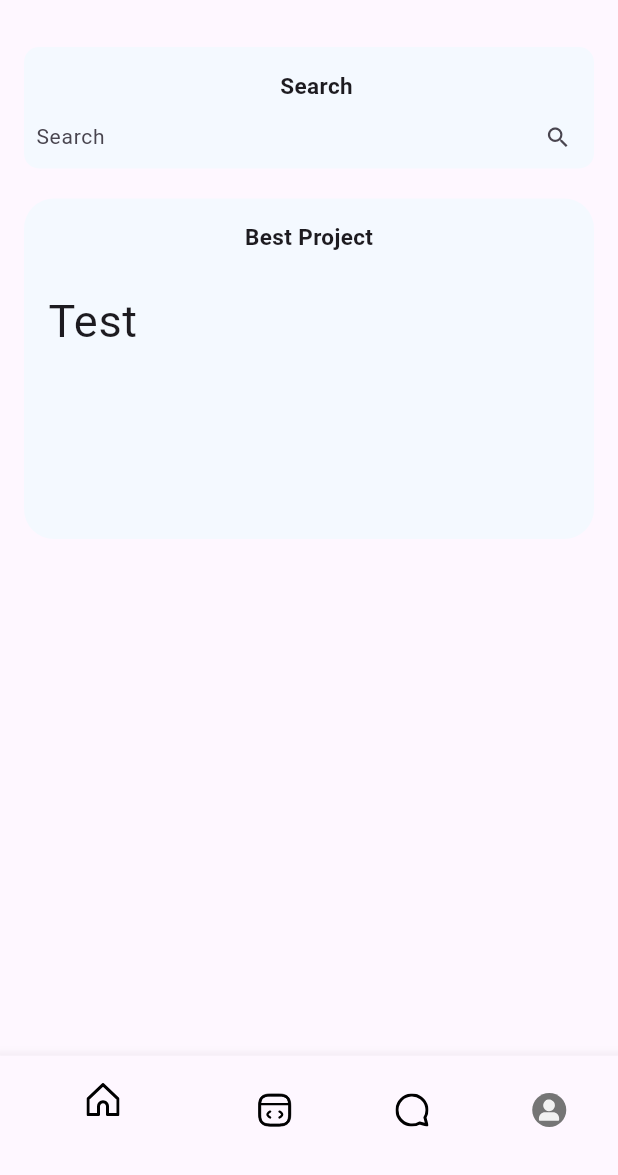
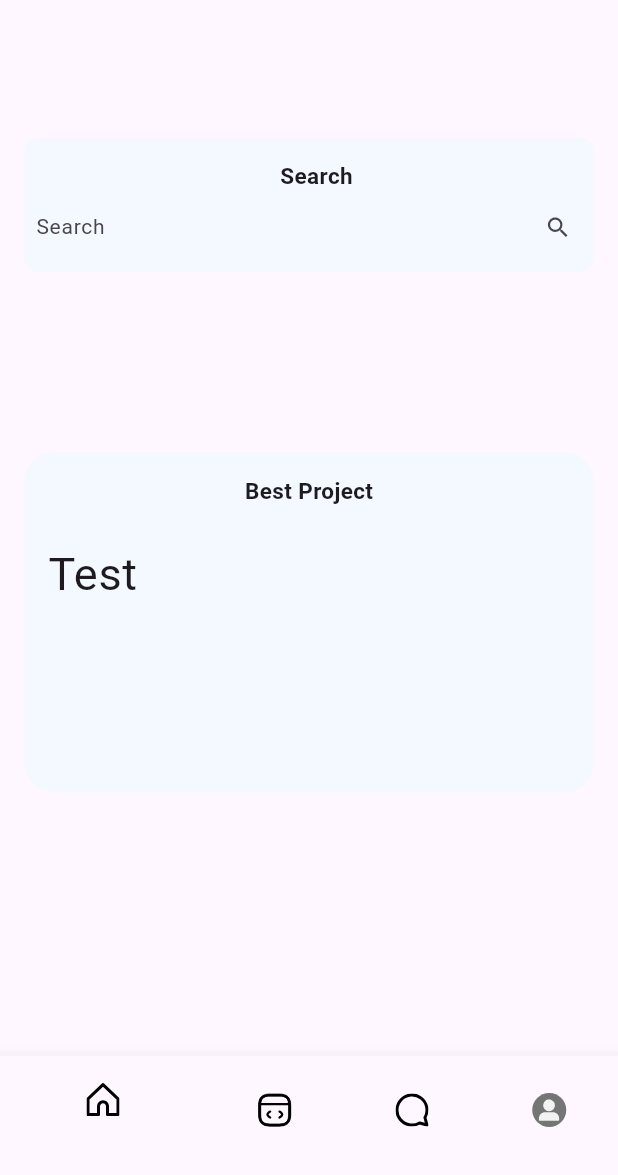
Before and after one commit to DAMNyul/Flutter_NEXUS, a Flutter app: the screen it shows after launch, on a phone screen of 412 x 824 dp, the part 61-1236 px from its top. Run offline on Flutter 3.47's test engine with Material 3 defaults, Android fonts, the phone set to English and light mode, and no system bars; our stand-ins replace flutter_svg.

Commit message:
중간 커밋

```diff
--- a/lib/MainPage/main_page.dart
+++ b/lib/MainPage/main_page.dart
@@ -53,9 +53,12 @@ class _MainPageState extends State<MainPage> {
         padding: const EdgeInsets.all(16.0), // 전체 여백 추가
         child: Column(
           children: [
+            const SizedBox(
+              height: 60,
+            ),
             // 검색 영역
             Container(
-              height: 81,
+              height: 90,
               decoration: BoxDecoration(
                 color: const Color(0xFFF4F9FF),
                 borderRadius: BorderRadius.circular(10),
@@ -75,7 +78,8 @@ class _MainPageState extends State<MainPage> {
                     decoration: const InputDecoration(
                       hintText: "Search",
                       isCollapsed: true,
-                      contentPadding: EdgeInsets.symmetric(horizontal: 8),
+                      contentPadding:
+                          EdgeInsets.symmetric(horizontal: 8, vertical: 0),
                       border: InputBorder.none,
                       suffixIcon: Icon(Icons.search, size: 18),
                     ),
@@ -86,7 +90,7 @@ class _MainPageState extends State<MainPage> {
                 ],
               ),
             ),
-            const SizedBox(height: 20), // 검색 영역과 다음 영역 사이의 간격
+            const SizedBox(height: 120), // 검색 영역과 다음 영역 사이의 간격
 
             // 베스트 프로젝트 영역
             Container(
```
